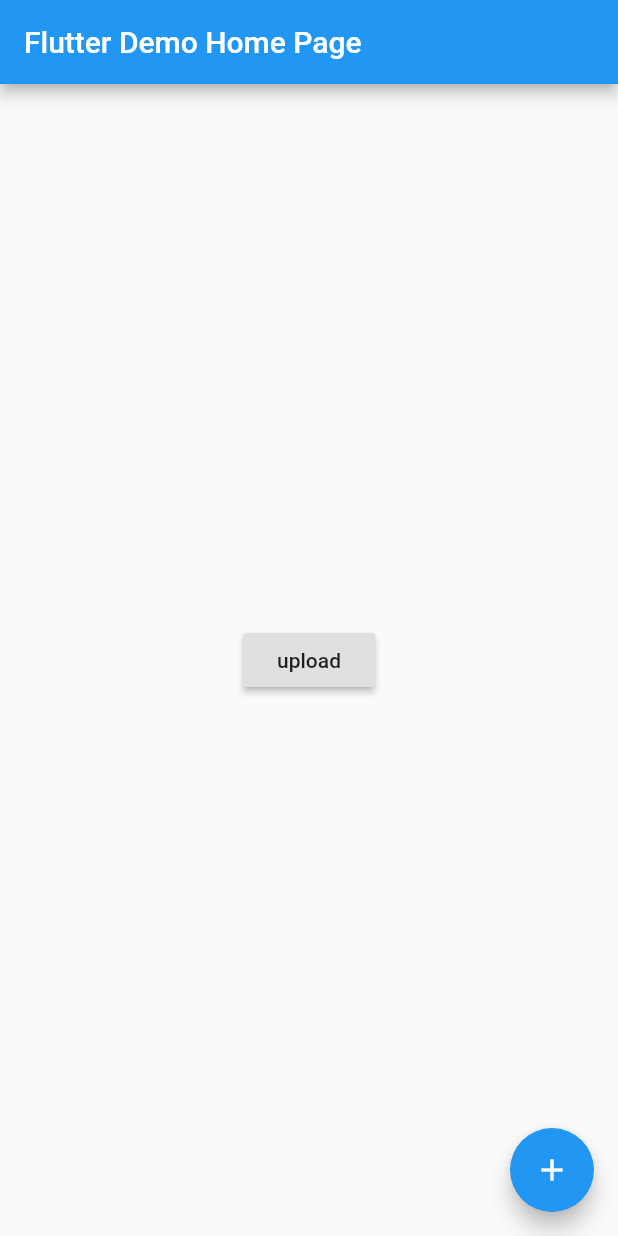
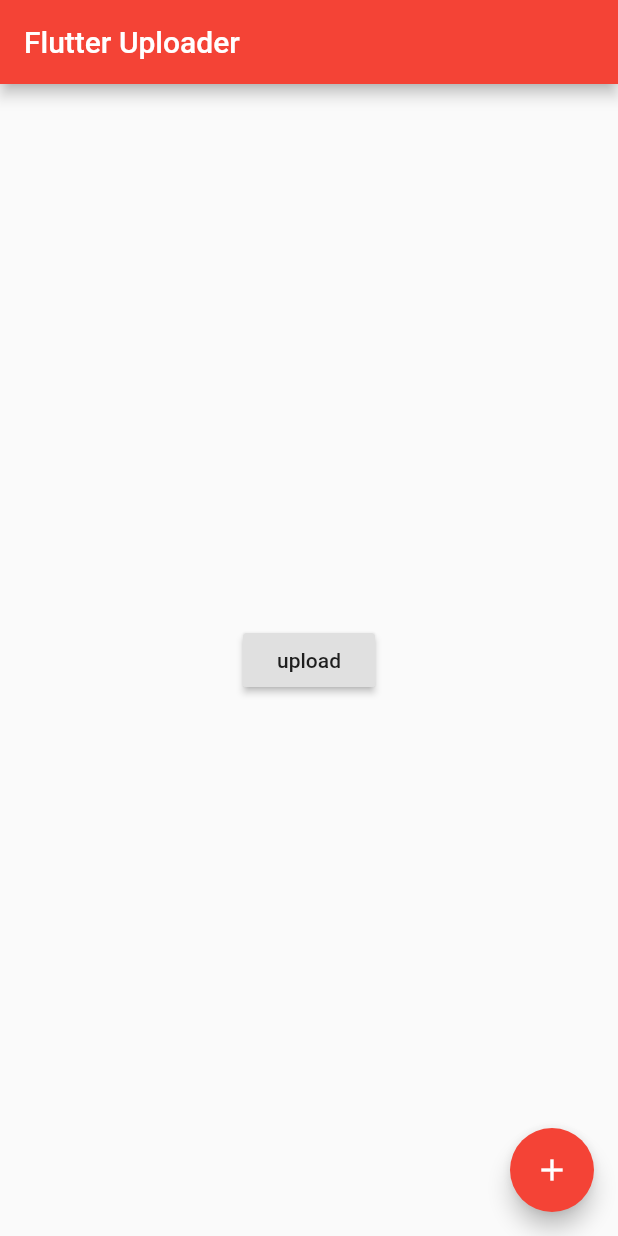
Before and after one commit to RajikaKeminda/FlutterUpload, a Flutter app: the screen it shows after launch, on a phone screen of 412 x 824 dp. Run offline on Flutter 3.47's test engine with Material 2 defaults, Android fonts, the phone set to English and light mode, and no system bars; our stand-ins replace dio, file_picker.

Commit message:
Update main.dart

```diff
--- a/lib/main.dart
+++ b/lib/main.dart
@@ -6,7 +6,7 @@ import 'package:file_picker/file_picker.dart';
 
 void main() => runApp(MyApp());
 
-class MyApp extends StatelessWidget {
+class MyApp extends StatefullWidget {
   // This widget is the root of your application.
   @override
   Widget build(BuildContext context) {
@@ -22,9 +22,9 @@ class MyApp extends StatelessWidget {
         // or simply save your changes to "hot reload" in a Flutter IDE).
         // Notice that the counter didn't reset back to zero; the application
         // is not restarted.
-        primarySwatch: Colors.blue,
+        primarySwatch: Colors.red,
       ),
-      home: MyHomePage(title: 'Flutter Demo Home Page'),
+      home: MyHomePage(title: 'Flutter Uploader'),
     );
   }
 }
```
